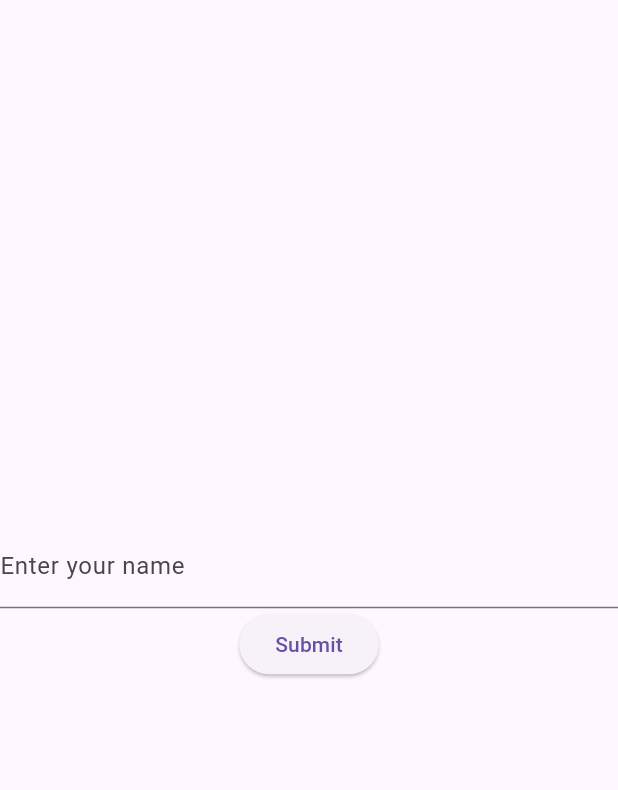
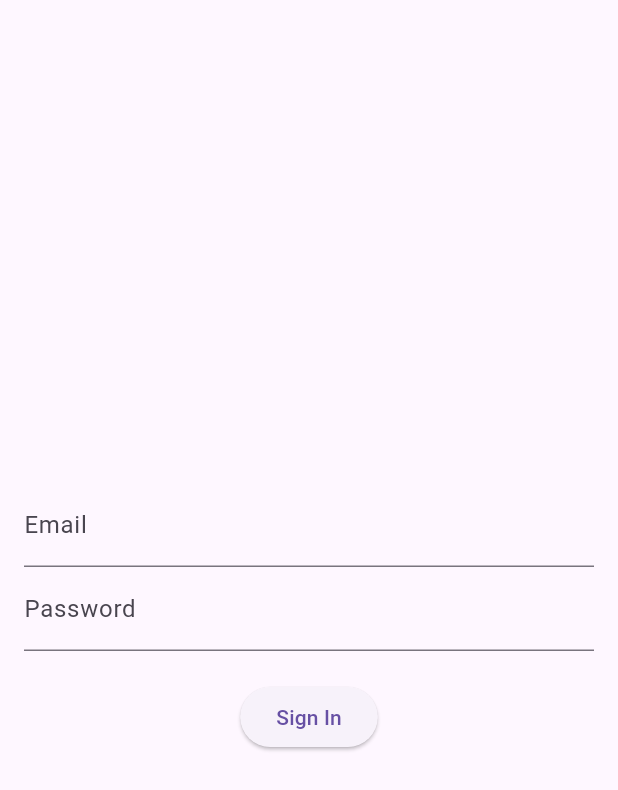
Before and after one commit to lonaveer/course_basic_mobile_widget_test, a Flutter app: the screen it shows after launch, on a phone screen of 412 x 824 dp. Shown: the top 790 px of the screen. Run offline on Flutter 3.47's test engine with Material 3 defaults, Android fonts, the phone set to English and light mode, and no system bars.

Commit message:
lesson3/04-form-widgets

```diff
--- /dev/null
+++ b/lib/class/auth_class.dart
@@ -0,0 +1,5 @@
+class Auth {
+  Future<void> signIn(String email, String password) async {
+    // สมมุติว่านี่คือการเรียกใช้งาน API หรือ logic การล็อกอิน
+  }
+}
--- /dev/null
+++ b/lib/sign_in_form.dart
@@ -0,0 +1,79 @@
+import 'package:flutter/material.dart';
+import 'package:my_flutter_app/class/auth_class.dart';
+
+void main() => runApp(SignInFormApp());
+
+class SignInFormApp extends StatelessWidget {
+  const SignInFormApp({Key? key}) : super(key: key);
+  @override
+  Widget build(BuildContext context) {
+    return MaterialApp(
+      home: Scaffold(
+        body: Center(
+          child: SignInForm(auth: Auth()),
+        ),
+      ),
+    );
+  }
+}
+
+class SignInForm extends StatefulWidget {
+  final Auth auth;
+  const SignInForm({Key? key, required this.auth}) : super(key: key);
+
+  @override
+  _SignInFormState createState() => _SignInFormState();
+}
+
+class _SignInFormState extends State<SignInForm> {
+  final _formKey = GlobalKey<FormState>();
+  String _email = '';
+  String _password = '';
+
+  void _trySubmit() {
+    final isValid = _formKey.currentState?.validate(); // ตรวจสอบความถูกต้องของข้อมูลในฟอร์ม
+    if (isValid!) {
+      _formKey.currentState!.save(); // บันทึกข้อมูลที่กรอกในฟอร์ม
+      print('Email: $_email, Password: $_password'); // แสดงข้อมูลที่กรอก
+      widget.auth.signIn(_email, _password);
+    }
+  }
+
+  @override
+  Widget build(BuildContext context) {
+    return SingleChildScrollView(
+      child: Center(
+        child: Padding(
+          padding: EdgeInsets.all(16.0),
+          child: Form(
+            key: _formKey,
+            child: Column(
+              mainAxisSize: MainAxisSize.min,
+              children: <Widget>[
+                TextFormField(
+                  key: Key('emailField'),
+                  validator: (value) => !value!.contains('@') ? 'Please enter a valid email' : null,
+                  onSaved: (value) => _email = value!,
+                  decoration: InputDecoration(labelText: 'Email'),
+                ),
+                TextFormField(
+                  key: Key('passwordField'),
+                  validator: (value) => value!.length < 7 ? 'Password must be at least 7 characters long' : null,
+                  onSaved: (value) => _password = value!,
+                  decoration: InputDecoration(labelText: 'Password'),
+                  obscureText: true,
+                ),
+                SizedBox(height: 20),
+                ElevatedButton(
+                  key: Key('signInButton'),
+                  onPressed: _trySubmit,
+                  child: Text('Sign In'),
+                ),
+              ],
+            ),
+          ),
+        ),
+      ),
+    );
+  }
+}
```
Also changed, not shown: lib/main.dart (+5 -2 lines), 3 other files.
